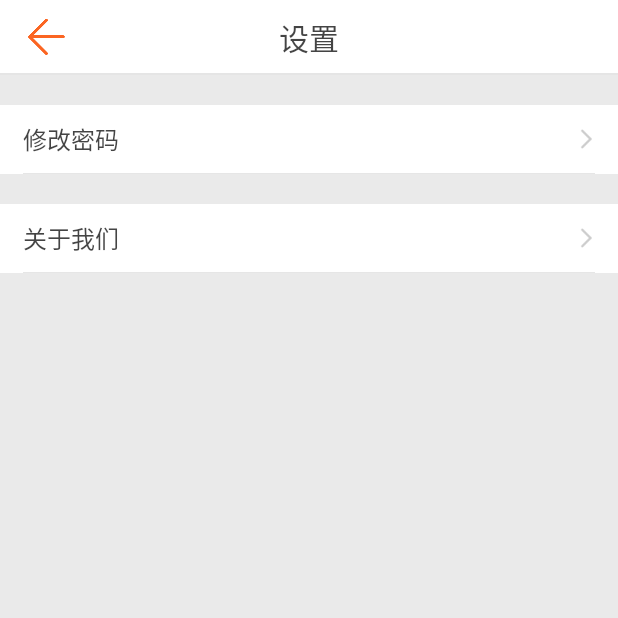
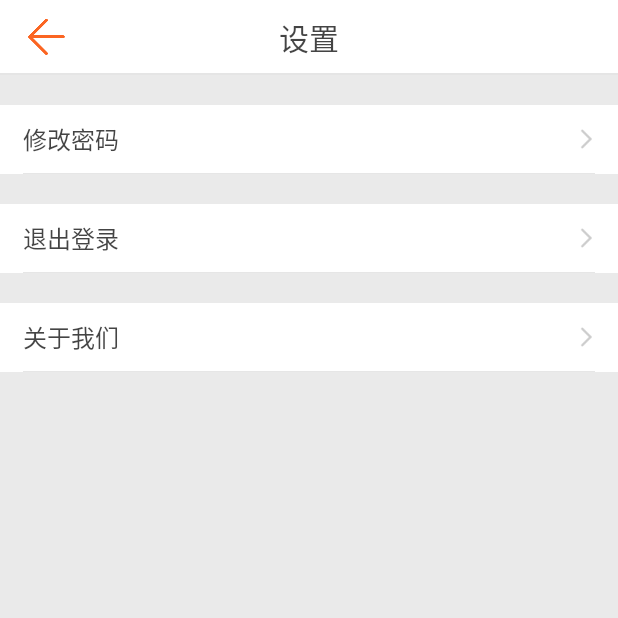
Before and after one commit to linliancong/SportHealth, an Android app: the MeSetting screen opened directly, with no data from a screen before it, on a phone screen of 412 x 824 dp, the top half of it. Run offline under Robolectric (Android 15) with nearby library versions, the light colour scheme and no system bars.

Commit message:
我的模块完成

```diff
--- a/app/src/main/AndroidManifest.xml
+++ b/app/src/main/AndroidManifest.xml
@@ -30,7 +30,8 @@
                 <category android:name="android.intent.category.DEFAULT" />
             </intent-filter>
         </activity>
-        <activity android:name=".MeSetting">
+        <activity android:name=".MeSetting"
+            >
             <intent-filter>
                 <action android:name="android.intent.action.MESETTING" />
 
--- a/app/src/main/java/com/develop/sporthealth/MePwd.java
+++ b/app/src/main/java/com/develop/sporthealth/MePwd.java
@@ -79,7 +79,7 @@
         super.onCreate(savedInstanceState);
         setContentView(R.layout.me_passwd);
 
-        context =getApplicationContext();
+        context =MePwd.this;
         sp=new SPTools(context);
         op=new SQLOperator(context);
 
--- a/app/src/main/java/com/develop/sporthealth/MeSetting.java
+++ b/app/src/main/java/com/develop/sporthealth/MeSetting.java
@@ -1,17 +1,18 @@
 package com.develop.sporthealth;
 
 import android.app.Activity;
+import android.app.AlertDialog;
 import android.content.Context;
 import android.content.Intent;
 import android.os.Bundle;
 import android.support.annotation.Nullable;
-import android.support.v7.app.AlertDialog;
 import android.support.v7.app.AppCompatActivity;
 import android.view.LayoutInflater;
 import android.view.View;
 import android.widget.EditText;
 import android.widget.RelativeLayout;
 import android.widget.TextView;
+import android.widget.Toast;
 
 import com.develop.tools.MyLayout;
 import com.develop.tools.SPTools;
@@ -20,12 +21,15 @@
  * Created by Administrator on 2018/3/16.
  */
 
-public class MeSetting extends Activity implements View.OnClickListener{
+public class MeSetting extends AppCompatActivity implements View.OnClickListener{
 
     private Context context;
     private RelativeLayout pwd;
+    private RelativeLayout exit;
     private RelativeLayout gy;
     private MyLayout back;
+
+    private SPTools sp;
 
     //弹窗所需的控件
     private AlertDialog alert;
@@ -37,15 +41,19 @@
         super.onCreate(savedInstanceState);
         setContentView(R.layout.me_setting);
 
-        context=getApplicationContext();
+        context=MeSetting.this;
         pwd=findViewById(R.id.setting_pwd);
+        exit=findViewById(R.id.setting_exit);
         gy=findViewById(R.id.setting_gy);
         back=findViewById(R.id.setting_back);
 
+        sp=new SPTools(context);
+
         pwd.setOnClickListener(this);
+        exit.setOnClickListener(this);
         gy.setOnClickListener(this);
 
-        back.setOnClickListener(new View.OnClickListener() {
+        back.setOnClickListener(new MyLayout.OnClickListener() {
             @Override
             public void onClick(View v) {
                 finish();
@@ -58,8 +66,9 @@
     public void onClick(View v) {
         switch (v.getId()){
             case R.id.setting_pwd:
-                View ad_view2= getAlert(R.layout.ad_input_pass);
-                final EditText editText= (EditText) ad_view2.findViewById(R.id.ad_edit_pass);
+                if(sp.getIsLogin()) {
+                    View ad_view2 = getAlert(R.layout.ad_input_pass);
+                    final EditText editText = (EditText) ad_view2.findViewById(R.id.ad_edit_pass);
                     ad_view2.findViewById(R.id.ad_btn_pass_cancel).setOnClickListener(new View.OnClickListener() {
                         @Override
                         public void onClick(View v) {
@@ -71,20 +80,19 @@
                         @Override
                         public void onClick(View v) {
                             //handler.sendEmptyMessage(0x0002);
-                        SPTools sp=new SPTools(context);
-                        if(sp.getPWD().equals(editText.getText().toString())){
+                            SPTools sp = new SPTools(context);
+                            if (sp.getPWD().equals(editText.getText().toString())) {
                                 //原密码正确的操作
-                            Intent intent=new Intent(context,MePwd.class);
+                                Intent intent = new Intent(context, MePwd.class);
                                 startActivity(intent);
                                 finish();
                                 alert.dismiss();
-                        }
-                        else {
+                            } else {
                                 alert.dismiss();
-                            View view=getAlert(R.layout.ad_pass_erro);
-                            TextView txt= (TextView) view.findViewById(R.id.ad_txt_erro2);
+                                View view = getAlert(R.layout.ad_pass_erro);
+                                TextView txt = (TextView) view.findViewById(R.id.ad_txt_erro2);
                                 //String name=editText.getText().toString();
-                            if(editText.getText().toString().equals("")){
+                                if (editText.getText().toString().equals("")) {
                                     txt.setText("原密码不能为空。");
                                 }
                                 view.findViewById(R.id.ad_btn_erro_confirm).setOnClickListener(new View.OnClickListener() {
@@ -96,6 +104,19 @@
                             }
                         }
                     });
+                }else {
+                    Toast.makeText(context,"请先登录~",Toast.LENGTH_LONG).show();
+                }
+                break;
+            case R.id.setting_exit:
+                if(sp.getIsLogin()) {
+                    sp.setIsLogin(false);
+                    sendBroadcast(new Intent("com.develop.sport.MYBROAD"));
+                    finish();
+                }else {
+                    Toast.makeText(context,"请先登录~",Toast.LENGTH_LONG).show();
+                }
+
                 break;
             case R.id.setting_gy:
                 break;
@@ -109,7 +130,8 @@
         //初始化Builder
         builder=new AlertDialog.Builder(context);
         //完成相关设置
-        inflater=getLayoutInflater();
+        //inflater=getLayoutInflater();
+        inflater=LayoutInflater.from(context);
         ad_view=inflater.inflate(mLayout,null,false);
         builder.setView(ad_view);
         builder.setCancelable(true);
--- a/app/src/main/res/layout/me_setting.xml
+++ b/app/src/main/res/layout/me_setting.xml
@@ -85,6 +85,45 @@
     </RelativeLayout>
 
     <RelativeLayout
+        android:id="@+id/setting_exit"
+        android:layout_width="wrap_content"
+        android:layout_height="46dp"
+        android:paddingRight="15dp"
+        android:paddingLeft="15dp"
+        android:layout_marginTop="20dp"
+        android:background="@drawable/layout_pressed"
+        android:clickable="true"
+        android:focusable="true"
+        >
+        <TextView
+            android:layout_width="wrap_content"
+            android:layout_height="wrap_content"
+            android:layout_alignParentLeft="true"
+            android:layout_centerInParent="true"
+            android:text="退出登录"
+            android:textSize="16sp"
+            android:textColor="@color/black"
+            />
+
+        <com.develop.tools.MyLayout
+            android:layout_width="wrap_content"
+            android:layout_height="wrap_content"
+            android:layout_alignParentRight="true"
+            android:layout_centerInParent="true"
+            app:iconDrawable="@mipmap/right"
+            app:style="iconRight"
+            app:textSize="12"
+            />
+
+        <View
+            android:layout_width="match_parent"
+            android:layout_height="1px"
+            android:background="@color/black_line"
+            android:layout_alignParentBottom="true"
+            />
+    </RelativeLayout>
+
+    <RelativeLayout
         android:id="@+id/setting_gy"
         android:layout_width="wrap_content"
         android:layout_height="46dp"
```
Also changed, not shown: app/src/main/java/com/develop/sporthealth/Login.java (+4 -3 lines), app/src/main/java/com/develop/sporthealth/MeSy.java (+70 -35 lines). Lines whose indentation alone changed are shown as unchanged.
